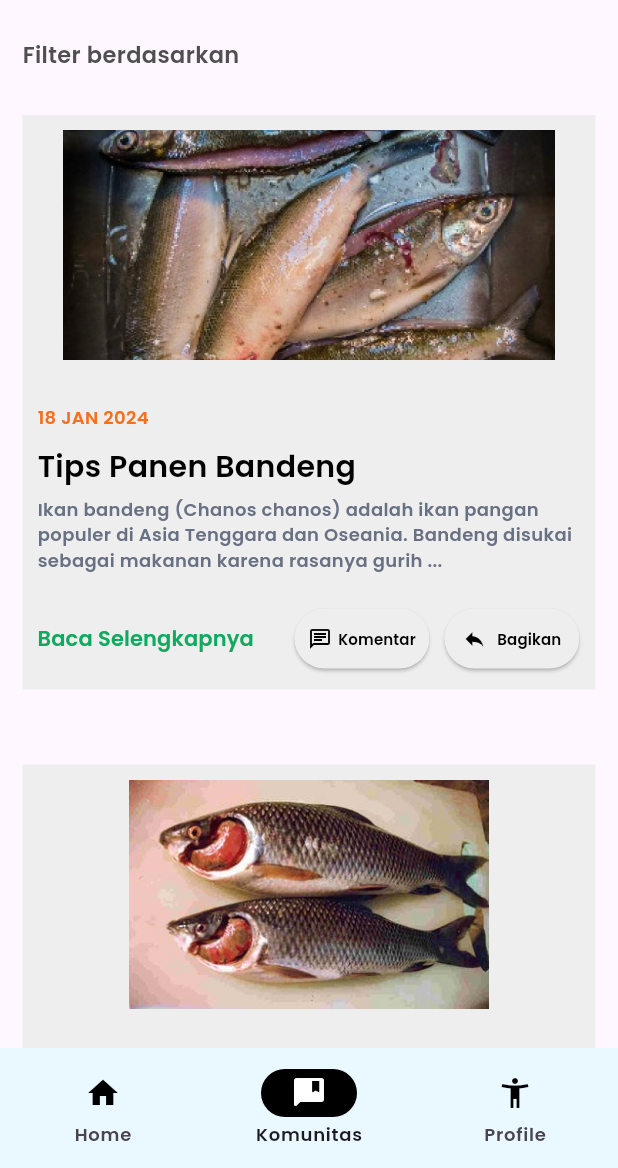
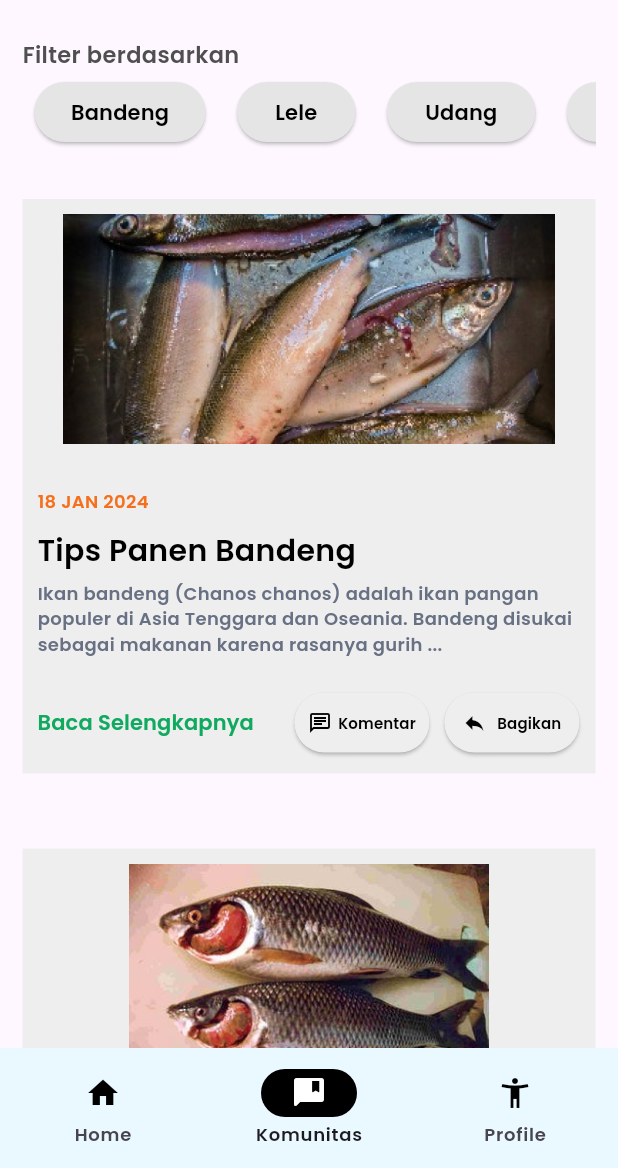
Before and after one commit to zelvann/hackfest-2024, a Flutter app: the Hometampan screen opened directly, item 2 of the bottom bar chosen, on a phone screen of 412 x 824 dp, the part 68-1236 px from its top. Run offline on Flutter 3.47's test engine with Material 3 defaults, Android fonts, the phone set to English and light mode, and no system bars; our stand-ins replace cloud_firestore, firebase_auth, firebase_core, hexcolor; accounts and stored records are empty.

Commit message:
add sort by button

```diff
--- a/lib/views/community.dart
+++ b/lib/views/community.dart
@@ -1,6 +1,7 @@
 import 'package:flutter/material.dart';
 import 'package:hexcolor/hexcolor.dart';
 import 'package:tampan/utils/navigator.dart';
+import 'package:tampan/widgets/button.dart';
 import 'package:tampan/widgets/detail.dart';
 import 'package:tampan/widgets/news.dart';
 
@@ -26,6 +27,53 @@ class Komunitaspg extends StatelessWidget {
                               fontSize: 15
                           )
                       ),
+                      SizedBox(
+                        width: double.infinity,
+                        child: SingleChildScrollView(
+                          scrollDirection: Axis.horizontal,
+                          child: Row(
+                            mainAxisAlignment: MainAxisAlignment.start,
+                            children: [
+                              Buttonwidget(
+                                label: 'Bandeng',
+                                bgColor: HexColor('#E5E5E5'),
+                                fColor: Colors.black,
+                                padding: const EdgeInsets.symmetric(vertical: 4, horizontal: 8),
+                                isPressed: () {},
+                                width: 130,
+                                margin: const EdgeInsets.only(right: 5),
+                              ),
+                              Buttonwidget(
+                                label: 'Lele',
+                                bgColor: HexColor('#E5E5E5'),
+                                fColor: Colors.black,
+                                padding: const EdgeInsets.symmetric(vertical: 4, horizontal: 8),
+                                isPressed: () {},
+                                width: 95 ,
+                                margin: const EdgeInsets.only(right: 5),
+                              ),
+                              Buttonwidget(
+                                label: 'Udang',
+                                bgColor: HexColor('#E5E5E5'),
+                                fColor: Colors.black,
+                                padding: const EdgeInsets.symmetric(vertical: 4, horizontal: 8),
+                                isPressed: () {},
+                                width: 115,
+                                margin: const EdgeInsets.only(right: 5),
+                              ),
+                              Buttonwidget(
+                                label: 'Mujaer',
+                                bgColor: HexColor('#E5E5E5'),
+                                fColor: Colors.black,
+                                padding: const EdgeInsets.symmetric(vertical: 4, horizontal: 8),
+                                isPressed: () {},
+                                width: 115,
+                                margin: const EdgeInsets.only(right: 5),
+                              )
+                            ]
+                          )
+                        )
+                      )
                     ]
                 )
             ),
@@ -65,7 +113,7 @@ class Komunitaspg extends StatelessWidget {
                         )
                     ))
                 );
-              },
+              }
             ),
             const Newscontainer(
                 path: "images/ikan_terkena_bakteri.png",
--- a/lib/widgets/button.dart
+++ b/lib/widgets/button.dart
@@ -9,7 +9,8 @@ class Buttonwidget extends StatelessWidget {
   final bool? isUseshape;
   final IconData? icon;
   final Color? iconColor;
-  final EdgeInsets? margin;
+  final EdgeInsets? margin, padding;
+  final double? width;
 
   const Buttonwidget({
     Key? key,
@@ -21,15 +22,17 @@ class Buttonwidget extends StatelessWidget {
     this.isUseshape,
     this.icon,
     this.iconColor,
-    this.margin
+    this.margin,
+    this.padding,
+    this.width
   }) : super(key: key);
 
   @override
   Widget build(BuildContext context) {
     return Container(
       margin: margin ?? const EdgeInsets.all(0),
-      padding: const EdgeInsets.symmetric(horizontal: 35),
-      width: double.infinity,
+      padding: padding ?? const EdgeInsets.symmetric(horizontal: 35),
+      width: width ?? double.infinity,
       child: ElevatedButton(
           style: ElevatedButton.styleFrom(
               backgroundColor: bgColor,
--- a/pubspec.yaml
+++ b/pubspec.yaml
@@ -32,7 +32,6 @@ flutter:
     - images/icon/au.png
     - images/bandeng.png
     - images/icon/camera.png
-    - images/icon/circle.png
     - images/fish_farmer.png
     - images/icon/gallery.png
     - images/icon/goggle.png
```
Also changed, not shown: lib/views/profile.dart (+5 -20 lines).
